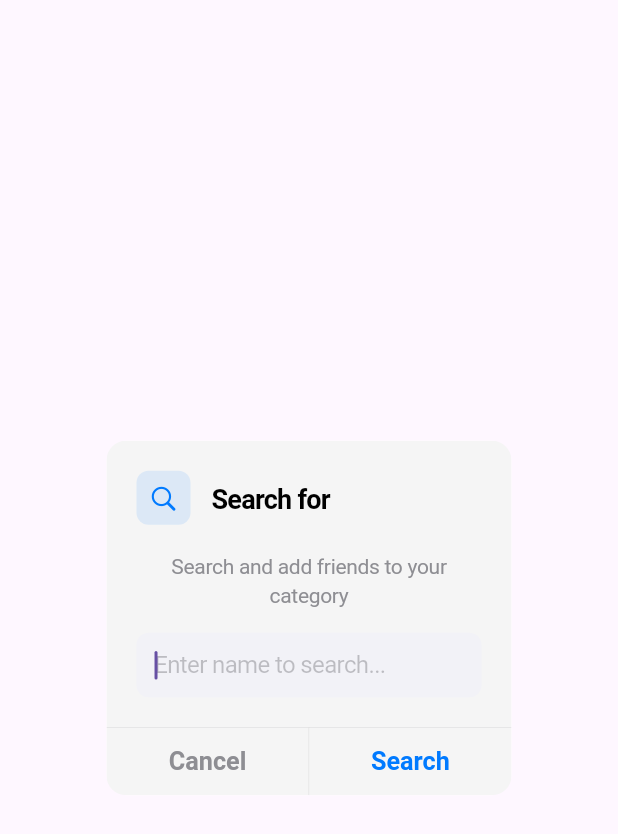
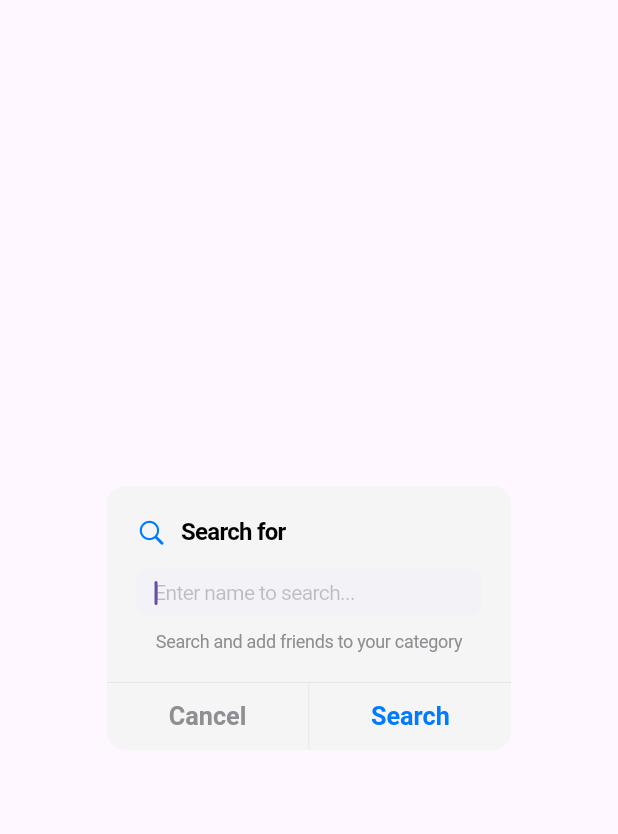
Before and after one commit to Qasim-afzaal/stay-connected, a Flutter app: the YouTubeSearchDialog widget shown alone on an empty page, opened directly with empty values, on a phone screen of 412 x 824 dp. Shown: the top 834 px of the screen. Run offline on Flutter 3.47's test engine with Material 3 defaults, Android fonts, the phone set to English and light mode, and no system bars; our stand-ins replace flutter_easyloading, flutter_svg, get, shared_preferences, sizer, webview_flutter; missing offline and left inert: flutter_inappwebview; accounts and stored records are empty.

Commit message:
update dialog

```diff
--- a/lib/Platform/youtube/youtube_search_dialog.dart
+++ b/lib/Platform/youtube/youtube_search_dialog.dart
@@ -1,7 +1,7 @@
 import 'package:flutter/material.dart';
 import 'package:flutter/cupertino.dart';
 import 'package:get/get.dart';
-import 'package:stay_connected/Platform/youtube/youtube_webview_screen.dart';
+import 'package:stay_connected/Platform/shared/profile_webview_screen.dart';
 
 class YouTubeSearchDialog extends StatelessWidget {
   final String iconName;
@@ -20,40 +20,25 @@ class YouTubeSearchDialog extends StatelessWidget {
     return CupertinoAlertDialog(
       title: Row(
         children: [
-          Container(
-            padding: const EdgeInsets.all(8),
-            decoration: BoxDecoration(
-              color: CupertinoColors.systemBlue.withOpacity(0.1),
-              borderRadius: BorderRadius.circular(8),
-            ),
-            child: Icon(
-              CupertinoIcons.search,
-              color: CupertinoColors.systemBlue,
-              size: 20,
-            ),
+          const Icon(
+            CupertinoIcons.search,
+            color: CupertinoColors.systemBlue,
+            size: 20,
           ),
-          const SizedBox(width: 12),
+          const SizedBox(width: 8),
           Text(
             'Search for $iconName',
             style: const TextStyle(
-              fontSize: 18,
+              fontSize: 16,
               fontWeight: FontWeight.w600,
             ),
           ),
         ],
       ),
       content: Padding(
-        padding: const EdgeInsets.only(top: 16),
+        padding: const EdgeInsets.only(top: 12),
         child: Column(
           children: [
-            const Text(
-              'Search and add friends to your category',
-              style: TextStyle(
-                fontSize: 14,
-                color: CupertinoColors.systemGrey,
-              ),
-            ),
-            const SizedBox(height: 16),
             CupertinoTextField(
               controller: searchController,
               autofocus: true,
@@ -65,11 +50,19 @@ class YouTubeSearchDialog extends StatelessWidget {
               ),
               padding: const EdgeInsets.symmetric(
                 horizontal: 12,
-                vertical: 12,
+                vertical: 8,
               ),
               style: const TextStyle(
-                fontSize: 16,
+                fontSize: 14,
                 fontWeight: FontWeight.w500,
+              ),
+            ),
+            const SizedBox(height: 8),
+            const Text(
+              'Search and add friends to your category',
+              style: TextStyle(
+                fontSize: 12,
+                color: CupertinoColors.systemGrey,
               ),
             ),
           ],
@@ -90,10 +83,10 @@ class YouTubeSearchDialog extends StatelessWidget {
           onPressed: () {
             if (searchController.text.trim().isNotEmpty) {
               Navigator.of(context).pop();
-              Get.to(() => YouTubeWebviewScreen(
+              Get.to(() => ProfileWebViewScreen(
+                    platform: platformName,
                     searchQuery: searchController.text.trim(),
                     iconName: iconName,
-                    platformName: platformName,
                   ));
             }
           },
```
